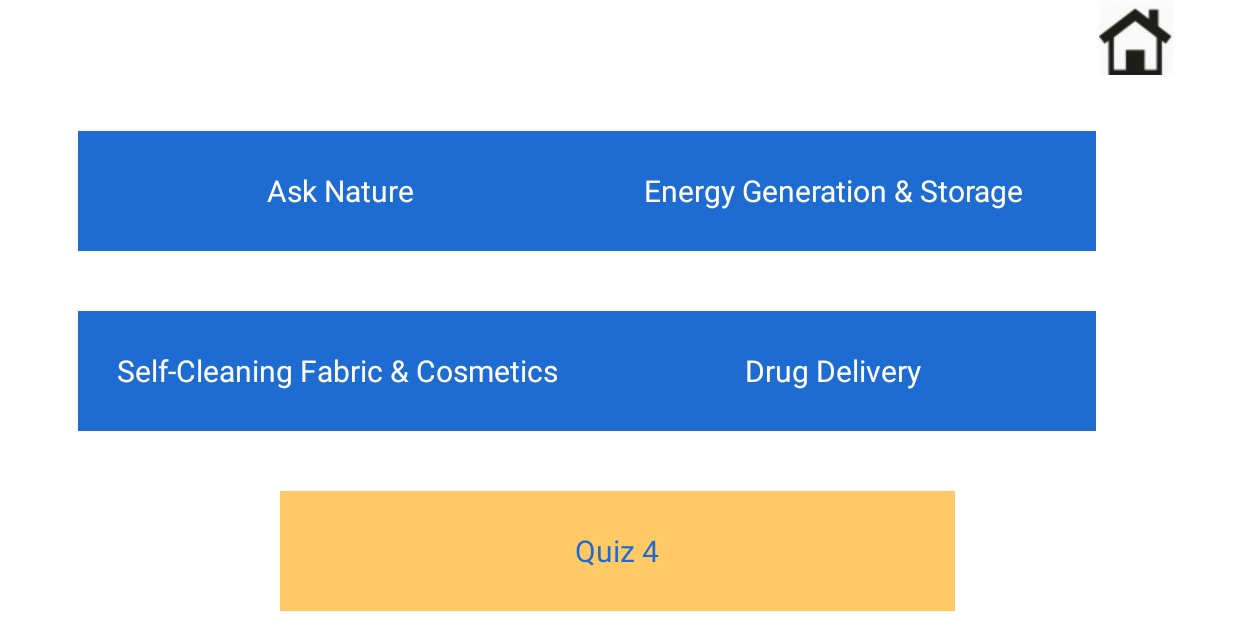
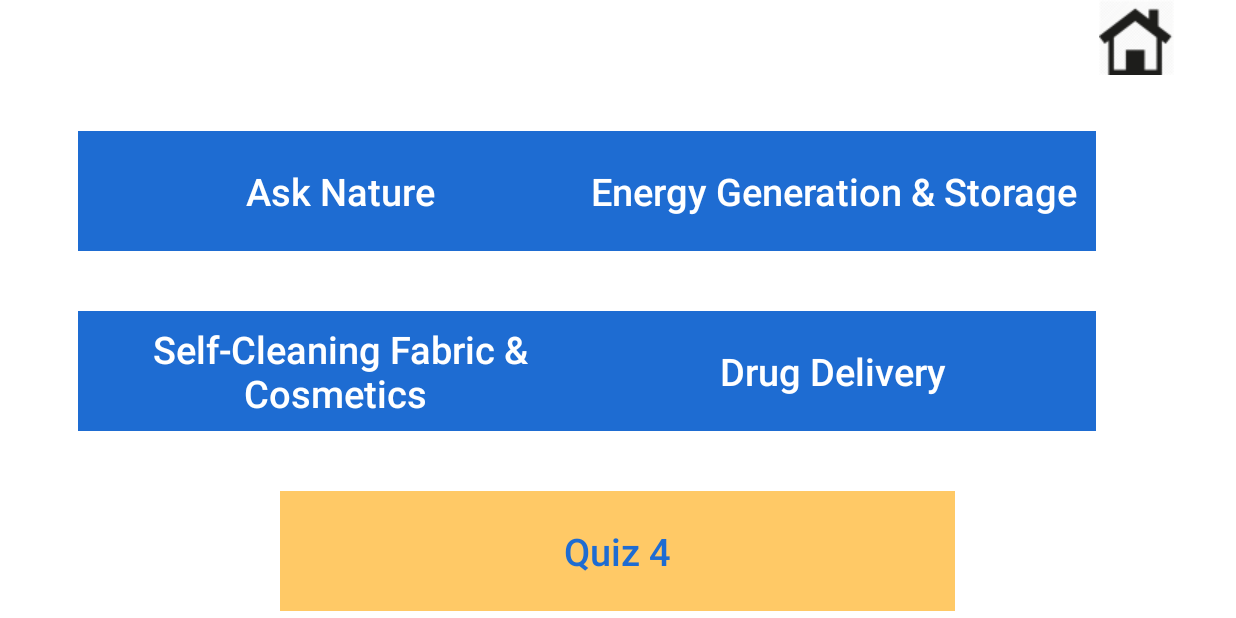
Before and after one commit to Daomaster/NSF_NUE_Project, an Android app: the App_activ screen opened directly, with no data from a screen before it, on a phone screen of 824 x 412 dp (held sideways). Run offline under Robolectric (Android 15) with nearby library versions, the light colour scheme and no system bars.

Commit message:
Fix App Style

```diff
--- a/app/src/main/res/layout/activity_app_activ.xml
+++ b/app/src/main/res/layout/activity_app_activ.xml
@@ -17,9 +17,10 @@
         android:layout_alignParentStart="true"
         android:layout_marginLeft="52dp"
         android:layout_marginStart="52dp"
-        android:textSize="20sp"
+        android:textSize="25sp"
         android:background="#1e6cd2"
-        android:textColor="#ffffff" />
+        android:textColor="#ffffff"
+        style="@android:style/TextAppearance.DeviceDefault.Widget.Button"/>
 
     <Button
         android:layout_width="350dp"
@@ -32,9 +33,10 @@
         android:layout_alignEnd="@+id/imageButton"
         android:layout_marginRight="52dp"
         android:layout_marginTop="37dp"
-        android:textSize="20sp"
+        android:textSize="25sp"
         android:background="#1e6cd2"
-        android:textColor="#ffffff" />
+        android:textColor="#ffffff"
+        style="@android:style/TextAppearance.DeviceDefault.Widget.Button"/>
 
     <Button
         android:layout_width="350dp"
@@ -46,9 +48,10 @@
         android:layout_below="@+id/button"
         android:layout_alignLeft="@+id/button"
         android:layout_alignStart="@+id/button"
-        android:textSize="20sp"
+        android:textSize="25sp"
         android:background="#1e6cd2"
-        android:textColor="#ffffff" />
+        android:textColor="#ffffff"
+        style="@android:style/TextAppearance.DeviceDefault.Widget.Button"/>
 
     <Button
         android:layout_width="350dp"
@@ -60,9 +63,10 @@
         android:layout_alignLeft="@+id/button5"
         android:layout_alignStart="@+id/button5"
         android:layout_marginTop="40dp"
-        android:textSize="20sp"
+        android:textSize="25sp"
         android:background="#1e6cd2"
-        android:textColor="#ffffff" />
+        android:textColor="#ffffff"
+        style="@android:style/TextAppearance.DeviceDefault.Widget.Button"/>
 
     <Button
         android:layout_width="450dp"
@@ -70,12 +74,13 @@
         android:text="Quiz 4"
         android:textAllCaps="false"
         android:id="@+id/button8"
-        android:textSize="20sp"
+        android:textSize="25sp"
         android:layout_marginTop="40dp"
         android:layout_below="@+id/button6"
         android:layout_centerHorizontal="true"
         android:background="#FFC966"
-        android:textColor="#1e6cd2" />
+        android:textColor="#1e6cd2"
+        style="@android:style/TextAppearance.DeviceDefault.Widget.Button"/>
 
     <ImageButton
         android:layout_width="wrap_content"
--- a/app/src/main/res/values/styles.xml
+++ b/app/src/main/res/values/styles.xml
@@ -5,6 +5,8 @@
     <style name="AppTheme" parent="Theme.AppCompat.Light.NoActionBar">
         <!-- Customize your theme here. -->
     </style>
+
+
 
     <style name="FullscreenTheme" parent="android:Theme.NoTitleBar">
         <item name="android:windowContentOverlay">@null</item>
```
Also changed, not shown: app/src/main/res/layout/activity_device_activ.xml (+12 -8 lines), app/src/main/res/layout/activity_intro_activ.xml (+15 -10 lines), app/src/main/res/layout/activity_main.xml (+12 -8 lines), app/src/main/res/layout/activity_scale_activ.xml (+14 -7 lines).
